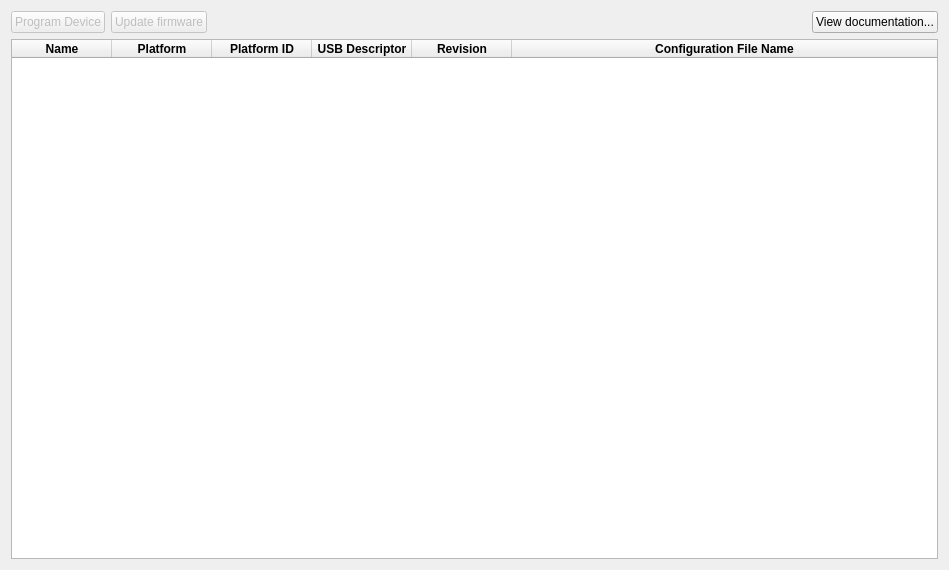
Above: src/applications/device-catalog/DeviceCatalog.ui from qualcomm/qcom-test-automation-controller before the change. Below: the same form after it.
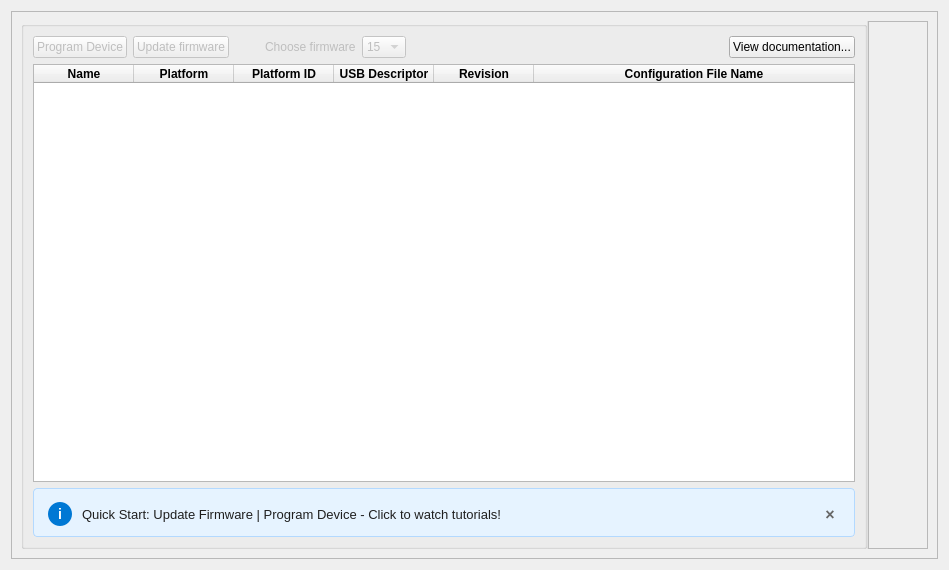
That is the form after the change. Custom widgets are drawn as their Qt base class.

The edit to the form file:
```diff
--- a/src/applications/device-catalog/DeviceCatalog.ui
+++ b/src/applications/device-catalog/DeviceCatalog.ui
@@ -11,7 +11,7 @@
    </rect>
   </property>
   <property name="sizePolicy">
-   <sizepolicy hsizetype="Preferred" vsizetype="Preferred">
+   <sizepolicy hsizetype="Maximum" vsizetype="Maximum">
     <horstretch>0</horstretch>
     <verstretch>0</verstretch>
    </sizepolicy>
@@ -22,61 +22,221 @@
   <property name="windowTitle">
    <string>Device Catalog</string>
   </property>
+  <layout class="QGridLayout" name="gridLayout_3">
+   <item row="0" column="0">
+    <widget class="QFrame" name="DeviceCatalogFrame">
+     <property name="frameShape">
+      <enum>QFrame::Shape::StyledPanel</enum>
+     </property>
+     <property name="frameShadow">
+      <enum>QFrame::Shadow::Raised</enum>
+     </property>
+     <layout class="QGridLayout" name="gridLayout_2">
+      <item row="0" column="1">
+       <widget class="QSplitter" name="_splitter">
+        <property name="mouseTracking">
+         <bool>false</bool>
+        </property>
+        <property name="toolTip">
+         <string>Drag to resize media</string>
+        </property>
+        <property name="layoutDirection">
+         <enum>Qt::LayoutDirection::LeftToRight</enum>
+        </property>
+        <property name="autoFillBackground">
+         <bool>false</bool>
+        </property>
+        <property name="styleSheet">
+         <string notr="true">QSplitter::handle {
+    background: rgb(223, 223, 223);
+}</string>
+        </property>
+        <property name="frameShape">
+         <enum>QFrame::Shape::NoFrame</enum>
+        </property>
+        <property name="frameShadow">
+         <enum>QFrame::Shadow::Plain</enum>
+        </property>
+        <property name="lineWidth">
+         <number>1</number>
+        </property>
+        <property name="midLineWidth">
+         <number>0</number>
+        </property>
+        <property name="orientation">
+         <enum>Qt::Orientation::Horizontal</enum>
+        </property>
+        <property name="handleWidth">
+         <number>1</number>
+        </property>
+        <property name="childrenCollapsible">
+         <bool>true</bool>
+        </property>
+        <widget class="QGroupBox" name="DeviceCatalogGroupBox">
+         <property name="sizePolicy">
+          <sizepolicy hsizetype="Preferred" vsizetype="Preferred">
+           <horstretch>0</horstretch>
+           <verstretch>0</verstretch>
+          </sizepolicy>
+         </property>
+         <property name="minimumSize">
+          <size>
+           <width>0</width>
+           <height>0</height>
+          </size>
+         </property>
+         <property name="title">
+          <string/>
+         </property>
   <layout class="QGridLayout" name="gridLayout">
-   <item row="0" column="0">
-    <layout class="QHBoxLayout" name="horizontalLayout">
+          <item row="2" column="1">
+           <widget class="QGroupBox" name="_infoGroupBox">
+            <property name="styleSheet">
+             <string notr="true">QGroupBox {
+    background-color: #e6f3ff;
+    border: 1px solid #b3d9ff;
+    border-radius: 4px;
+    margin-top: 0px;
+    padding-top: 8px;
+    padding-bottom: 8px;
+    padding-left: 12px;
+    padding-right: 12px;
+}</string>
+            </property>
+            <property name="title">
+             <string/>
+            </property>
+            <layout class="QHBoxLayout" name="horizontalLayout_4">
+             <property name="spacing">
+              <number>10</number>
+             </property>
+             <property name="leftMargin">
+              <number>12</number>
+             </property>
+             <property name="topMargin">
+              <number>8</number>
+             </property>
+             <property name="rightMargin">
+              <number>12</number>
+             </property>
+             <property name="bottomMargin">
+              <number>8</number>
+             </property>
      <item>
-      <widget class="QPushButton" name="_programBtn">
-       <property name="enabled">
-        <bool>false</bool>
-       </property>
-       <property name="toolTip">
-        <string>Click on the platform row to select the platform for debug board programming</string>
-       </property>
+              <widget class="QLabel" name="_infoLabelIcon">
+               <property name="sizePolicy">
+                <sizepolicy hsizetype="Fixed" vsizetype="Fixed">
+                 <horstretch>0</horstretch>
+                 <verstretch>0</verstretch>
+                </sizepolicy>
+               </property>
+               <property name="minimumSize">
+                <size>
+                 <width>24</width>
+                 <height>24</height>
+                </size>
+               </property>
+               <property name="maximumSize">
+                <size>
+                 <width>24</width>
+                 <height>24</height>
+                </size>
+               </property>
+               <property name="styleSheet">
+                <string notr="true">QLabel {
+    background-color: #0078d4;
+    border-radius: 12px;
+    color: white;
+    font-weight: bold;
+    font-size: 14px;
+}</string>
+               </property>
        <property name="text">
-        <string>Program Device</string>
-       </property>
+                <string>i</string>
+               </property>
+               <property name="alignment">
+                <set>Qt::AlignmentFlag::AlignCenter</set>
+               </property>
       </widget>
      </item>
      <item>
-      <widget class="QPushButton" name="_firmwareUpdateBtn">
-       <property name="enabled">
-        <bool>false</bool>
-       </property>
-       <property name="toolTip">
-        <string>Update the debug board firmware for connected PSOC debug board(s)</string>
+              <widget class="QLabel" name="_infoLabelText">
+               <property name="sizePolicy">
+                <sizepolicy hsizetype="Expanding" vsizetype="Preferred">
+                 <horstretch>1</horstretch>
+                 <verstretch>0</verstretch>
+                </sizepolicy>
+               </property>
+               <property name="styleSheet">
+                <string notr="true">QLabel {
+    font-family: Segoe UI, Arial, sans-serif;
+    font-size: 13px;
+    color: #1f1f1f;
+    line-height: 1.4;
+}</string>
        </property>
        <property name="text">
-        <string>Update firmware</string>
-       </property>
+                <string>&lt;div style='font-family: Segoe UI, Arial, sans-serif; font-size: 13px; color: #1f1f1f;'&gt;&lt;strong&gt;Quick Start:&lt;/strong&gt; &lt;a href='qrc:/resources/DeviceCatalog_UpdateFW.mp4' style='color: #0066cc; text-decoration: none;'&gt;Update Firmware&lt;/a&gt; | &lt;a href='qrc:/resources/DeviceCatalog_ProgDevice.mp4' style='color: #0066cc; text-decoration: none;'&gt;Program Device&lt;/a&gt; - Click to watch tutorials!&lt;/div&gt;</string>
+               </property>
+               <property name="wordWrap">
+                <bool>true</bool>
+               </property>
+               <property name="openExternalLinks">
+                <bool>false</bool>
+               </property>
+               <property name="textInteractionFlags">
+                <set>Qt::TextInteractionFlag::LinksAccessibleByMouse</set>
+               </property>
       </widget>
      </item>
      <item>
-      <spacer name="horizontalSpacer">
-       <property name="orientation">
-        <enum>Qt::Orientation::Horizontal</enum>
-       </property>
-       <property name="sizeHint" stdset="0">
+              <widget class="QPushButton" name="_infoCloseBtn">
+               <property name="sizePolicy">
+                <sizepolicy hsizetype="Fixed" vsizetype="Fixed">
+                 <horstretch>0</horstretch>
+                 <verstretch>0</verstretch>
+                </sizepolicy>
+               </property>
+               <property name="minimumSize">
         <size>
-         <width>40</width>
+                 <width>20</width>
          <height>20</height>
         </size>
        </property>
-      </spacer>
-     </item>
-     <item>
-      <widget class="QPushButton" name="_docsBtn">
+               <property name="maximumSize">
+                <size>
+                 <width>20</width>
+                 <height>20</height>
+                </size>
+               </property>
        <property name="toolTip">
-        <string>Opens the documentation on your default browser</string>
-       </property>
+                <string>Click to close banner</string>
+               </property>
+               <property name="styleSheet">
+                <string notr="true">QPushButton {
+    background-color: transparent;
+    border: none;
+    color: #666666;
+    font-weight: bold;
+    font-size: 16px;
+}
+QPushButton:hover {
+    background-color: #f0f0f0;
+    border-radius: 10px;
+}
+QPushButton:pressed {
+    background-color: #e0e0e0;
+}</string>
+               </property>
        <property name="text">
-        <string>View documentation...</string>
+                <string>×</string>
        </property>
       </widget>
      </item>
     </layout>
-   </item>
-   <item row="1" column="0">
+           </widget>
+          </item>
+          <item row="1" column="1">
     <widget class="QTableWidget" name="_deviceTable">
      <property name="contextMenuPolicy">
       <enum>Qt::ContextMenuPolicy::CustomContextMenu</enum>
@@ -212,8 +372,163 @@
      </column>
     </widget>
    </item>
-  </layout>
- </widget>
+          <item row="0" column="1">
+           <layout class="QHBoxLayout" name="_deviceCatalogControlHLayout">
+            <item>
+             <widget class="QPushButton" name="_programBtn">
+              <property name="enabled">
+               <bool>false</bool>
+              </property>
+              <property name="toolTip">
+               <string>Click on the platform row to select the platform for debug board programming</string>
+              </property>
+              <property name="text">
+               <string>Program Device</string>
+              </property>
+             </widget>
+            </item>
+            <item>
+             <widget class="QPushButton" name="_firmwareUpdateBtn">
+              <property name="enabled">
+               <bool>false</bool>
+              </property>
+              <property name="toolTip">
+               <string>Update the debug board firmware for connected PSOC debug board(s)</string>
+              </property>
+              <property name="text">
+               <string>Update firmware</string>
+              </property>
+             </widget>
+            </item>
+            <item>
+             <spacer name="_cbSpacer">
+              <property name="orientation">
+               <enum>Qt::Orientation::Horizontal</enum>
+              </property>
+              <property name="sizeType">
+               <enum>QSizePolicy::Policy::Minimum</enum>
+              </property>
+              <property name="sizeHint" stdset="0">
+               <size>
+                <width>30</width>
+                <height>20</height>
+               </size>
+              </property>
+             </spacer>
+            </item>
+            <item>
+             <layout class="QHBoxLayout" name="_firmwareLayout">
+              <item>
+               <widget class="QLabel" name="_firmwareLabel">
+                <property name="enabled">
+                 <bool>false</bool>
+                </property>
+                <property name="text">
+                 <string>Choose firmware</string>
+                </property>
+               </widget>
+              </item>
+              <item>
+               <widget class="QComboBox" name="_firmwareSelect">
+                <property name="enabled">
+                 <bool>false</bool>
+                </property>
+                <item>
+                 <property name="text">
+                  <string>15</string>
+                 </property>
+                </item>
+                <item>
+                 <property name="text">
+                  <string>16</string>
+                 </property>
+                </item>
+                <item>
+                 <property name="text">
+                  <string>17</string>
+                 </property>
+                </item>
+               </widget>
+              </item>
+             </layout>
+            </item>
+            <item>
+             <spacer name="_docBtnSpacer">
+              <property name="orientation">
+               <enum>Qt::Orientation::Horizontal</enum>
+              </property>
+              <property name="sizeHint" stdset="0">
+               <size>
+                <width>40</width>
+                <height>20</height>
+               </size>
+              </property>
+             </spacer>
+            </item>
+            <item>
+             <widget class="QPushButton" name="_docsBtn">
+              <property name="toolTip">
+               <string>Opens the documentation on your default browser</string>
+              </property>
+              <property name="text">
+               <string>View documentation...</string>
+              </property>
+             </widget>
+            </item>
+           </layout>
+          </item>
+         </layout>
+        </widget>
+        <widget class="MediaPlaybackFrame" name="_player">
+         <property name="sizePolicy">
+          <sizepolicy hsizetype="Preferred" vsizetype="Preferred">
+           <horstretch>0</horstretch>
+           <verstretch>0</verstretch>
+          </sizepolicy>
+         </property>
+         <property name="frameShape">
+          <enum>QFrame::Shape::StyledPanel</enum>
+         </property>
+         <property name="frameShadow">
+          <enum>QFrame::Shadow::Raised</enum>
+         </property>
+         <layout class="QGridLayout" name="gridLayout_4">
+          <item row="0" column="0">
+           <spacer name="_vSpacer">
+            <property name="orientation">
+             <enum>Qt::Orientation::Vertical</enum>
+            </property>
+            <property name="sizeType">
+             <enum>QSizePolicy::Policy::Minimum</enum>
+            </property>
+            <property name="sizeHint" stdset="0">
+             <size>
+              <width>20</width>
+              <height>40</height>
+             </size>
+            </property>
+           </spacer>
+          </item>
+         </layout>
+        </widget>
+       </widget>
+      </item>
+      <item row="0" column="0">
+       <layout class="QGridLayout" name="_deviceSelectionGridLayout"/>
+      </item>
+     </layout>
+    </widget>
+   </item>
+  </layout>
+ </widget>
+ <customwidgets>
+  <customwidget>
+   <class>MediaPlaybackFrame</class>
+   <extends>QFrame</extends>
+   <header location="global">MediaPlaybackFrame.h</header>
+   <container>1</container>
+  </customwidget>
+ </customwidgets>
  <resources/>
  <connections/>
 </ui>
```
Lines whose indentation alone changed are shown as unchanged.
